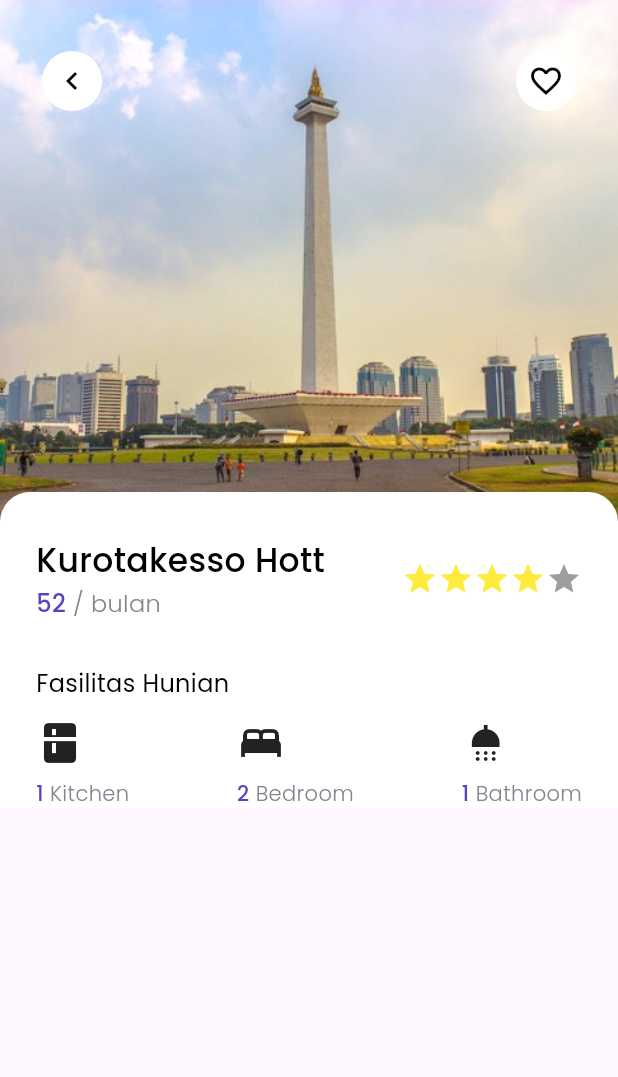
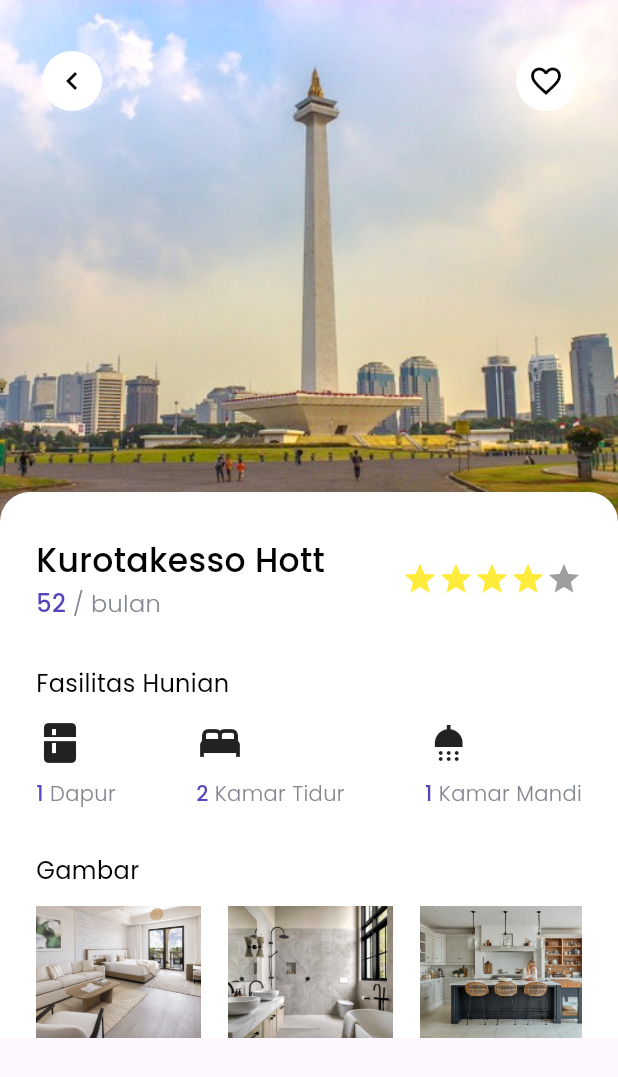
Before and after one commit to nomenklatur/belive, a Flutter app: the DetailScreen screen opened directly, on a phone screen of 412 x 824 dp. Shown: the top 1077 px of the screen. Run offline on Flutter 3.47's test engine with Material 3 defaults, Android fonts, the phone set to English and light mode, and no system bars; our stand-ins replace google_fonts.

Commit message:
feat: photos section on detail screen

```diff
--- a/lib/screens/detail.dart
+++ b/lib/screens/detail.dart
@@ -105,22 +105,56 @@ class DetailScreen extends StatelessWidget {
                             children: [
                               FacilityItem(
                                 facilityCount: 1,
-                                facilityName: 'Kitchen',
+                                facilityName: 'Dapur',
                                 facilityIcon: Icons.kitchen,
                               ),
                               FacilityItem(
                                 facilityCount: 2,
-                                facilityName: 'Bedroom',
+                                facilityName: 'Kamar Tidur',
                                 facilityIcon: Icons.bed,
                               ),
                               FacilityItem(
                                 facilityCount: 1,
-                                facilityName: 'Bathroom',
+                                facilityName: 'Kamar Mandi',
                                 facilityIcon: Icons.shower,
                               )
                             ],
                           ),
-
+                        ),
+                        const SizedBox(height: 30),
+                        Padding(
+                          padding: const EdgeInsets.only(left: 24),
+                          child: Text('Gambar', style: AppFonts.regular.copyWith(fontSize: 16)),
+                        ),
+                        const SizedBox(height: 12),
+                        Container(
+                          height: 88,
+                          padding: const EdgeInsets.symmetric(horizontal: 24),
+                          child: ListView(
+                            scrollDirection: Axis.horizontal,
+                            children: [
+                              Image.asset(
+                                'images/facilities/bedroom.png',
+                                width: 110,
+                                height: 88,
+                                fit: BoxFit.cover,
+                              ),
+                              const SizedBox(width: 18),
+                              Image.asset(
+                                'images/facilities/bathroom.png',
+                                width: 110,
+                                height: 88,
+                                 fit: BoxFit.cover,
+                              ),
+                              const SizedBox(width: 18),
+                              Image.asset(
+                                'images/facilities/kitchen.png',
+                                width: 110,
+                                height: 88,
+                                fit: BoxFit.cover,
+                              )
+                            ],
+                          ),
                         )
                       ],
                     ),
--- a/pubspec.yaml
+++ b/pubspec.yaml
@@ -73,6 +73,9 @@ flutter:
     - images/spaces/space3.png
     - images/tips/icontips.png
     - images/tips/iconjf.png
+    - images/facilities/bedroom.png
+    - images/facilities/bathroom.png
+    - images/facilities/kitchen.png
 
   # An image asset can refer to one or more resolution-specific "variants", see
   # https://flutter.dev/to/resolution-aware-images
```
Also changed, not shown: images/facilities/bathroom.png (added), images/facilities/bedroom.png (added), images/facilities/kitchen.png (added).
